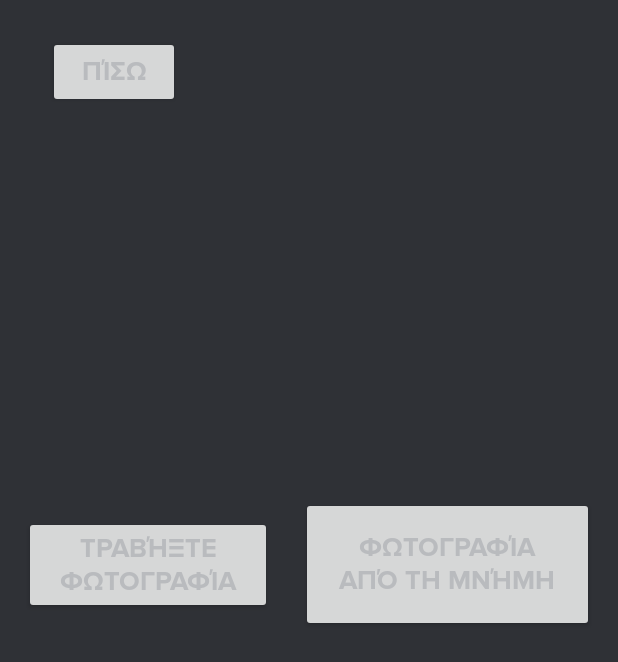
After one commit to anape03/chat-filiw, an Android app: the ActivityTakePicture screen opened directly, with no data from a screen before it, on a phone screen of 412 x 824 dp. The commit adds this screen. Shown: the top 662 px of the screen. Run offline under Robolectric (Android 15) with nearby library versions, the phone set to English and light mode, and no system bars.

Commit message:
activity for taking pictures, metadata for media files and save media files in a separate folder

```diff
--- /dev/null
+++ b/app/src/main/java/com/example/filiw/activities/ActivityTakePicture.java
@@ -0,0 +1,127 @@
+package com.example.filiw.activities;
+
+import android.Manifest;
+import android.annotation.SuppressLint;
+import android.app.Activity;
+import android.content.Context;
+import android.content.Intent;
+import android.content.pm.PackageManager;
+import android.database.Cursor;
+import android.graphics.Bitmap;
+import android.graphics.BitmapFactory;
+import android.net.Uri;
+import android.os.Bundle;
+import android.os.Environment;
+import android.provider.MediaStore;
+import android.widget.Button;
+import android.widget.ImageView;
+import androidx.core.app.ActivityCompat;
+import com.example.filiw.R;
+
+import java.io.File;
+import java.io.FileOutputStream;
+import java.text.SimpleDateFormat;
+import java.util.Calendar;
+
+public class ActivityTakePicture extends Activity
+{
+    private String imagePath = "";
+    private static final int CAMERA_REQUEST = 1888;
+    private ImageView imageView;
+    private static final int LOAD_IMAGE_RESULTS = 1;
+    private final String[] PERMISSIONS = {  Manifest.permission.CAMERA,
+                                            Manifest.permission.READ_EXTERNAL_STORAGE,
+                                            Manifest.permission.WRITE_EXTERNAL_STORAGE};
+
+    @Override
+    public void onCreate(Bundle savedInstanceState)
+    {
+        super.onCreate(savedInstanceState);
+        setContentView(R.layout.activity_take_picture);
+        this.imageView = (ImageView)this.findViewById(R.id.imageViewTakenPicture);
+        Button photoButton = (Button)this.findViewById(R.id.buttonTakePhoto);
+        Button backButton = (Button)this.findViewById(R.id.buttonBack);
+
+        //  ------------Gia epilogh eikonas apo gallery------------
+        Button storageButton = (Button)findViewById(R.id.buttonStorage);
+
+        if (!hasPermissions(this, PERMISSIONS)) {
+            int PERMISSION_ALL = 1;
+            ActivityCompat.requestPermissions(this, PERMISSIONS, PERMISSION_ALL);
+        }
+        photoButton.setOnClickListener(v -> {
+            Intent cameraIntent = new Intent(android.provider.MediaStore.ACTION_IMAGE_CAPTURE);
+            startActivityForResult(cameraIntent, CAMERA_REQUEST);
+        });
+
+        //  ------------Gia epilogh eikonas apo gallery------------
+        storageButton.setOnClickListener(v -> {
+            // Create the Intent for Image Gallery.
+            Intent i = new Intent(Intent.ACTION_PICK, android.provider.MediaStore.Images.Media.EXTERNAL_CONTENT_URI);
+            // Start new activity with the LOAD_IMAGE_RESULTS to handle back the results when image is picked from the Image Gallery.
+            startActivityForResult(i, LOAD_IMAGE_RESULTS);
+        });
+
+        backButton.setOnClickListener(v -> {
+            Intent intent = new Intent(android.provider.MediaStore.ACTION_IMAGE_CAPTURE);
+            intent.putExtra("mediafilepath", imagePath);
+            startActivity(intent);
+        });
+    }
+
+    @Override
+    protected void onActivityResult(int requestCode, int resultCode, Intent data)
+    {
+        if (requestCode == CAMERA_REQUEST && resultCode == Activity.RESULT_OK)
+        {
+            Bitmap photo = (Bitmap) data.getExtras().get("data");
+            imageView.setImageBitmap(photo);
+            saveImage(photo);
+        }
+
+        //  ------------Gia epilogh eikonas apo gallery------------
+        if (requestCode == LOAD_IMAGE_RESULTS && resultCode == RESULT_OK && data != null) {
+            // Let's read picked image data - its URI
+            Uri pickedImage = data.getData();
+            // Let's read picked image path using content resolver
+            String[] filePath = { MediaStore.Images.Media.DATA };
+            Cursor cursor = getContentResolver().query(pickedImage, filePath, null, null, null);
+            cursor.moveToFirst();
+            @SuppressLint("Range") String imP = cursor.getString(cursor.getColumnIndex(filePath[0]));
+            imagePath = imP;
+            // Now we need to set the GUI ImageView data with data read from the picked file.
+            imageView.setImageBitmap(BitmapFactory.decodeFile(imP));
+
+            // At the end remember to close the cursor or you will end with the RuntimeException!
+            cursor.close();
+        }
+    }
+
+    private void saveImage(Bitmap image) {
+        try {
+            int quality = 100;
+            String videoPath = Environment.getExternalStoragePublicDirectory(Environment.DIRECTORY_DCIM).getAbsolutePath();
+            Calendar calendar = Calendar.getInstance();
+            SimpleDateFormat simpleDateFormat = new SimpleDateFormat("yyyyMMdd_HHmmss");
+            String dateTime = simpleDateFormat.format(calendar.getTime());
+            new File(videoPath+"/filiw/data").mkdirs();
+            FileOutputStream fos = new FileOutputStream(videoPath + "/filiw/data/" + dateTime + ".jpg");
+            image.compress(Bitmap.CompressFormat.JPEG, quality, fos);
+            fos.close();
+        } catch (Exception e) {
+            e.printStackTrace();
+        }
+    }
+
+//  ------------Isws ta permissions na prepei na pane sthn arxikh othonh------------
+    private static boolean hasPermissions(Context context, String[] permissions) {
+        if (context != null && permissions != null) {
+            for (String permission : permissions) {
+                if (ActivityCompat.checkSelfPermission(context, permission) != PackageManager.PERMISSION_GRANTED) {
+                    return false;
+                }
+            }
+        }
+        return true;
+    }
+}
--- /dev/null
+++ b/app/src/main/res/layout/activity_take_picture.xml
@@ -0,0 +1,50 @@
+<?xml version="1.0" encoding="utf-8"?>
+<androidx.constraintlayout.widget.ConstraintLayout xmlns:android="http://schemas.android.com/apk/res/android"
+    xmlns:app="http://schemas.android.com/apk/res-auto"
+    xmlns:tools="http://schemas.android.com/tools"
+    android:orientation="vertical"
+    android:layout_width="fill_parent"
+    android:layout_height="fill_parent"
+    >
+
+    <Button
+        android:id="@+id/buttonTakePhoto"
+        android:layout_width="165dp"
+        android:layout_height="65dp"
+        android:layout_marginStart="16dp"
+        android:text="@string/trabhxte_fwto"
+        app:layout_constraintBottom_toBottomOf="@+id/buttonStorage"
+        app:layout_constraintStart_toStartOf="parent"
+        app:layout_constraintTop_toTopOf="@+id/buttonStorage"></Button>
+
+    <ImageView
+        android:id="@+id/imageViewTakenPicture"
+        android:layout_width="250dp"
+        android:layout_height="279dp"
+        app:layout_constraintEnd_toEndOf="parent"
+        app:layout_constraintHorizontal_bias="0.9"
+        app:layout_constraintStart_toStartOf="parent"
+        app:layout_constraintTop_toTopOf="parent"
+        android:contentDescription="@string/image_to_send"></ImageView>
+
+    <Button
+        android:id="@+id/buttonBack"
+        android:layout_width="wrap_content"
+        android:layout_height="wrap_content"
+        android:layout_marginStart="32dp"
+        android:layout_marginTop="24dp"
+        android:text="@string/Piso"
+        app:layout_constraintStart_toStartOf="parent"
+        app:layout_constraintTop_toTopOf="parent" />
+
+    <Button
+        android:id="@+id/buttonStorage"
+        android:layout_width="195dp"
+        android:layout_height="90dp"
+        android:layout_marginTop="52dp"
+        android:layout_marginEnd="16dp"
+        android:text="@string/fwto_apo_mnhmh"
+        app:layout_constraintEnd_toEndOf="parent"
+        app:layout_constraintTop_toBottomOf="@+id/imageViewTakenPicture" />
+
+</androidx.constraintlayout.widget.ConstraintLayout>
--- a/app/src/main/res/values/strings.xml
+++ b/app/src/main/res/values/strings.xml
@@ -23,4 +23,8 @@
     <string name="send_message_button">send message button</string>
     <string name="insert_file_button">insert file button</string>
     <string name="gallery_button">gallery button</string>
+    <string name="trabhxte_fwto">Τραβήξτε\nΦωτογραφία</string>
+    <string name="fwto_apo_mnhmh">Φωτογραφία\nαπό τη μνήμη</string>
+    <string name="Piso">Πίσω</string>
+    <string name="image_to_send">image to send</string>
 </resources>
```
Also changed, not shown: app/src/main/AndroidManifest.xml (+9 -0 lines), app/src/main/java/com/example/filiw/backend/Consumer.java (+6 -1 lines), app/src/main/java/com/example/filiw/backend/MultimediaFile.java (+9 -17 lines).
